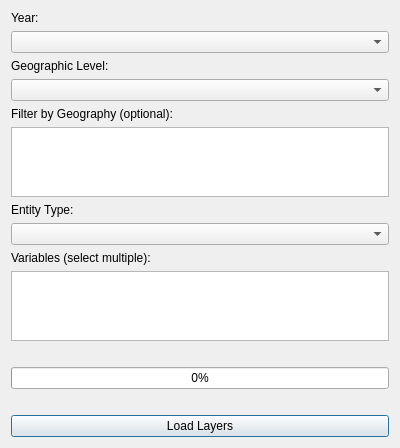
Old version of the form dialog.ui in the repository nlebovits/censo-argentino-qgis.
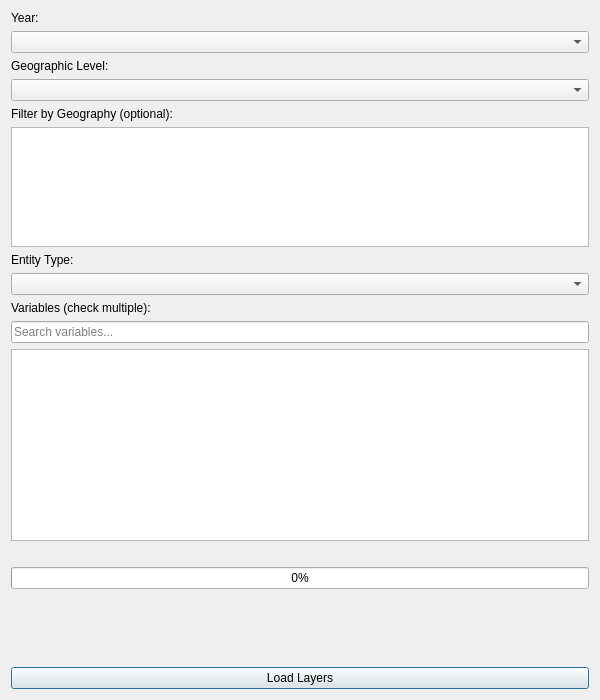
New version of the form.

Commit message: Major UX improvements: checkboxes, search, larger window

The edit to the form file:
```diff
--- a/dialog.ui
+++ b/dialog.ui
@@ -6,10 +6,16 @@
    <rect>
     <x>0</x>
     <y>0</y>
-    <width>400</width>
-    <height>250</height>
+    <width>600</width>
+    <height>700</height>
    </rect>
   </property>
+  <property name="minimumSize">
+   <size>
+    <width>500</width>
+    <height>600</height>
+   </size>
+  </property>
   <property name="windowTitle">
    <string>Censo Argentino</string>
   </property>
@@ -46,7 +52,7 @@
      <property name="maximumSize">
       <size>
        <width>16777215</width>
-       <height>80</height>
+       <height>120</height>
       </size>
      </property>
      <property name="selectionMode">
@@ -67,7 +73,17 @@
    <item>
     <widget class="QLabel" name="label_2">
      <property name="text">
-      <string>Variables (select multiple):</string>
+      <string>Variables (check multiple):</string>
+     </property>
+    </widget>
+   </item>
+   <item>
+    <widget class="QLineEdit" name="searchVariables">
+     <property name="placeholderText">
+      <string>Search variables...</string>
+     </property>
+     <property name="clearButtonEnabled">
+      <bool>true</bool>
      </property>
     </widget>
    </item>
```
Left out of the diff: 4 changed lines with no effect on the pictures. The commit also changes 1 other file.
